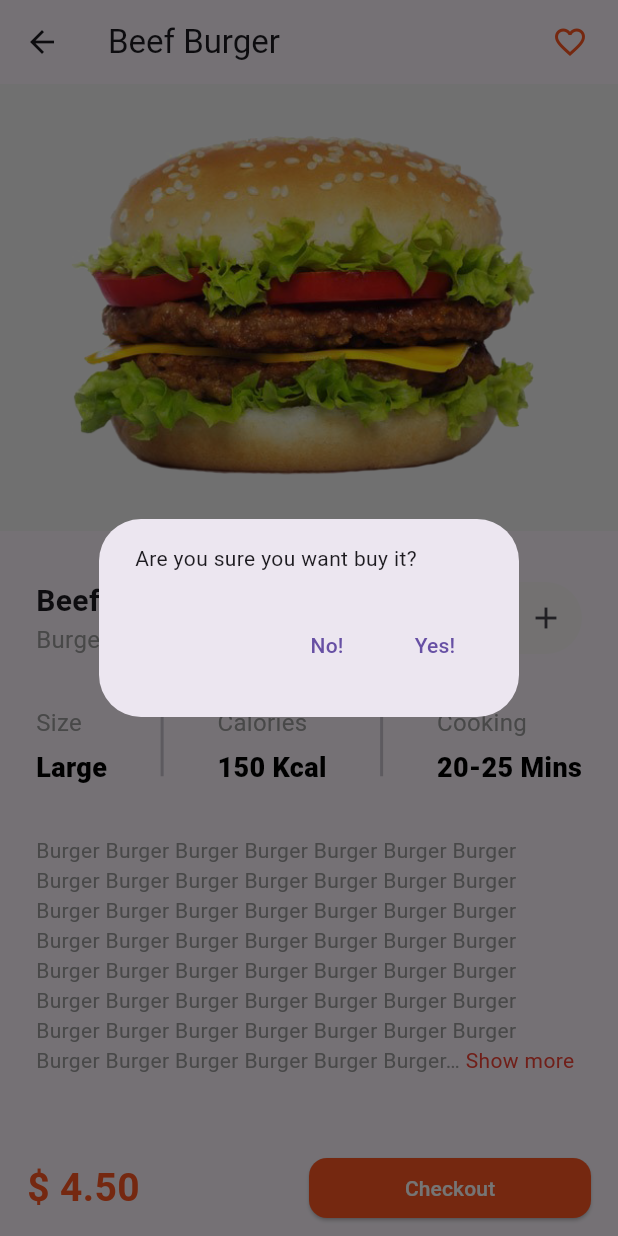
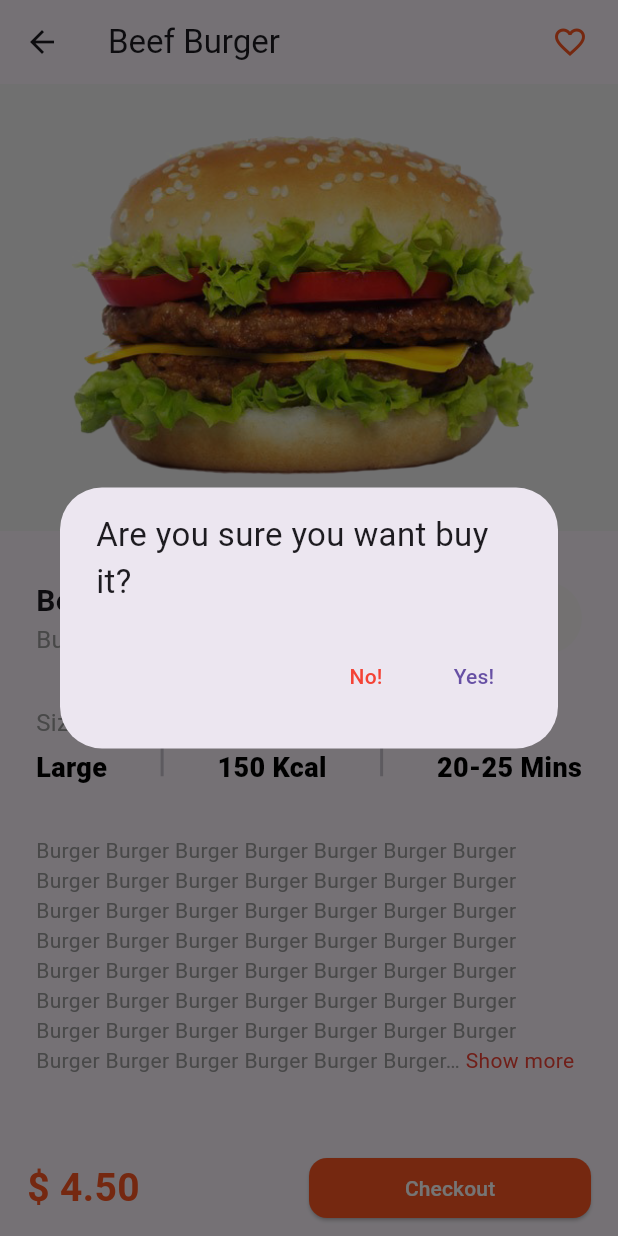
Before and after one commit to RamiYacoub/food_delivery_app, a Flutter app: the ProductDetails screen opened directly with sample values from the repository, after a tap on "Checkout", on a phone screen of 412 x 824 dp. Run offline on Flutter 3.47's test engine with Material 2 defaults, Android fonts, the phone set to English and light mode, and no system bars; drawn by our look-alikes of readmore; Roboto replaces fonts that are missing (Montserrat).

```diff
--- a/lib/pages/product_details.dart
+++ b/lib/pages/product_details.dart
@@ -242,7 +242,12 @@ class _ProductDetailsState extends State<ProductDetails> {
   showAlertDialog(BuildContext context) {
     // set up the buttons
     Widget cancelButton = TextButton(
-      child: const Text("No!"),
+      child: const Text(
+        "No!",
+        style: TextStyle(
+          color: Colors.red,
+        ),
+      ),
       onPressed: () {
         Navigator.of(context).pop();
       },
@@ -265,7 +270,10 @@ class _ProductDetailsState extends State<ProductDetails> {
 
     // set up the AlertDialog
     AlertDialog alert = AlertDialog(
-      content: const Text("Are you sure you want buy it?"),
+      content: const Text(
+        "Are you sure you want buy it?",
+        style: TextStyle(fontSize: 22.0),
+      ),
       actions: [
         cancelButton,
         continueButton,
```
